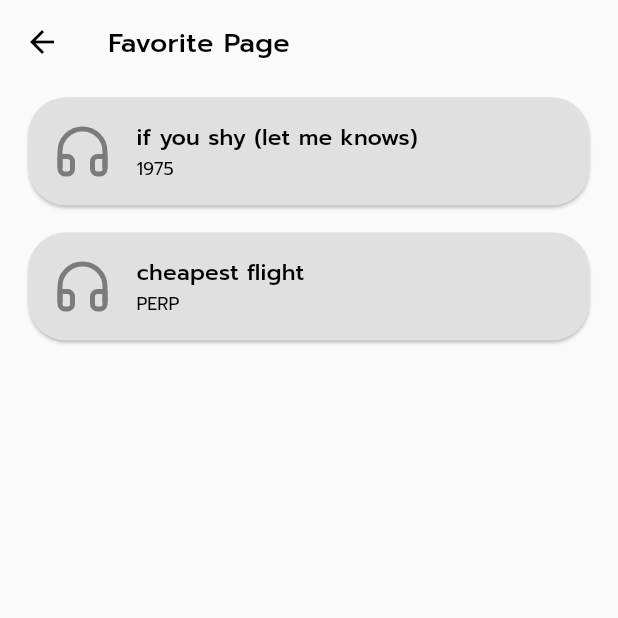
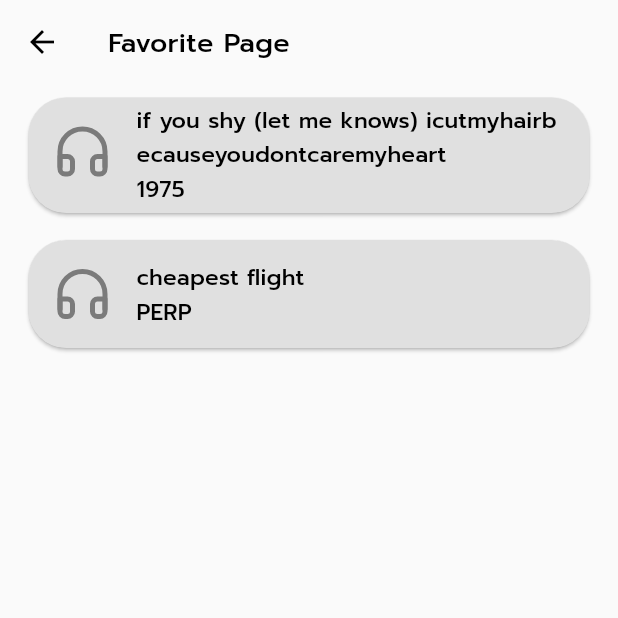
Before and after one commit to pho0m/thap, a Flutter app: the FavoritePage screen opened directly, on a phone screen of 412 x 824 dp, the top half of it. Run offline on Flutter 3.47's test engine with Material 2 defaults, Android fonts, the phone set to English and light mode, and no system bars; drawn by our look-alikes of auto_size_text; our stand-ins replace audioplayers, carousel_slider, flutter_feather_icons.

Commit message:
clear non use comment

```diff
--- a/lib/screens/favorite/favorite_page.dart
+++ b/lib/screens/favorite/favorite_page.dart
@@ -1,3 +1,4 @@
+import 'package:auto_size_text/auto_size_text.dart';
 import 'package:dt_app/theme/constant.dart';
 import 'package:flutter/cupertino.dart';
 import 'package:flutter/material.dart';
@@ -10,7 +11,7 @@ class FavoritePage extends StatelessWidget {
   FavoritePage({Key? key}) : super(key: key);
   final List<MusicData> mockMusicData = [
     MusicData(
-      title: "if you shy (let me knows)",
+      title: "if you shy (let me knows) icutmyhairbecauseyoudontcaremyheart",
       artist: "1975",
       image:
           "https://images.squarespace-cdn.com/content/v1/56858337cbced60d3b293aef/1572288107885-V2AZJF8YVG5NARZRU7YE/Albumism_The1975_ABriefInquiryIntoOnlineRelationships_MainImage.png.jpg?format=1000w",
@@ -22,23 +23,6 @@ class FavoritePage extends StatelessWidget {
           "https://i1.sndcdn.com/artworks-YTJNfuXwL5a59d4E-xezZzw-t500x500.jpg",
     ),
   ];
-
-/*
-
-{
-  "id": index, 0
-  "title": "title $index", title 0
-},
-{
-  "id": index, 1
-  "title": "title $index", title 1
-},
-{  |key|  |value|
-  "id": index, 2
-  "title": "title $index", title 2    //JSON    .json
-},
-
-*/
 
   @override
   Widget build(BuildContext context) {
@@ -82,15 +66,32 @@ class FavoritePage extends StatelessWidget {
                             FeatherIcons.headphones,
                             size: 40.0,
                           ),
-                          // leading: const FlutterLogo(size: 56.0),
-                          title: Text(
+
+                          title: AutoSizeText(
                             mockMusicData[idx].title,
                             style: head4,
+                            minFontSize: 10,
+                            maxLines: 2,
+                            overflow: TextOverflow.ellipsis,
                           ),
-                          subtitle: Text(
+                          subtitle: AutoSizeText(
                             mockMusicData[idx].artist,
-                            style: sub1,
+                            style: head4,
+                            minFontSize: 10,
+                            maxLines: 2,
+                            overflow: TextOverflow.ellipsis,
                           ),
+                          //  Text(
+                          //   mockMusicData[idx].title,
+                          //   overflow: TextOverflow.fade,
+                          //   maxLines: 1,
+                          //   softWrap: false,
+                          //   style: head4,
+                          // ),
+                          // subtitle: Text(
+                          //   mockMusicData[idx].artist,
+                          //   style: sub1,
+                          // ),
                           // trailing: const Icon(Icons.more_vert),
                           onTap: () {},
                         ),
@@ -99,16 +100,6 @@ class FavoritePage extends StatelessWidget {
                   },
                 ),
               ),
-              // const Text("Favorite Page"),
-              // const SizedBox(
-              //   height: 20,
-              // ),
-              // ElevatedButton(
-              //   onPressed: () {
-              //     Navigator.pop(context);
-              //   },
-              //   child: const Text('Go back!'),
-              // ),
             ],
           ),
         )
--- a/pubspec.yaml
+++ b/pubspec.yaml
@@ -14,6 +14,7 @@ dependencies:
   flutter_feather_icons: ^2.0.0
   carousel_slider: ^4.0.0
   audioplayers: ^0.20.0
+  auto_size_text: ^3.0.0-nullsafety.0
 
 dev_dependencies:
   flutter_test:
```
Also changed, not shown: pubspec.lock.
